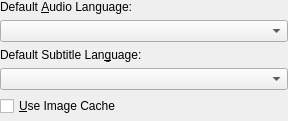
Old version of the form plugins/video/videoconfig.ui in the repository google-code-export/kmediafactory.
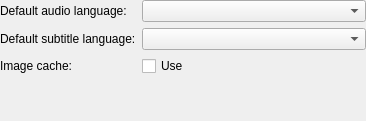
New version of the form. Custom widgets are drawn as their Qt base class.

Patch:
```diff
--- a/plugins/video/videoconfig.ui
+++ b/plugins/video/videoconfig.ui
@@ -1,34 +1,25 @@
 <ui version="4.0" >
  <class>VideoConfig</class>
- <widget class="QWidget" name="VideoConfig" >
-  <property name="geometry" >
+ <widget class="QWidget" name="VideoConfig">
+  <property name="geometry">
    <rect>
     <x>0</x>
     <y>0</y>
-    <width>288</width>
+    <width>366</width>
     <height>121</height>
    </rect>
   </property>
   <property name="windowTitle" >
    <string>Configure Video Plugin</string>
   </property>
-  <layout class="QVBoxLayout" >
-   <property name="leftMargin" >
+  <layout class="QFormLayout" name="formLayout">
+   <property name="margin">
     <number>0</number>
    </property>
-   <property name="topMargin" >
-    <number>0</number>
-   </property>
-   <property name="rightMargin" >
-    <number>0</number>
-   </property>
-   <property name="bottomMargin" >
-    <number>0</number>
-   </property>
-   <item>
-    <widget class="QLabel" name="defaultAudioLanguageLabel" >
-     <property name="text" >
-      <string>Default &amp;Audio Language:</string>
+   <item row="0" column="0">
+    <widget class="QLabel" name="defaultAudioLanguageLabel">
+     <property name="text">
+      <string>Default audio language:</string>
      </property>
      <property name="wordWrap" >
       <bool>false</bool>
@@ -38,13 +29,13 @@
      </property>
     </widget>
    </item>
-   <item>
-    <widget class="KMFLanguageComboBox" name="kcfg_DefaultAudioLanguage" />
+   <item row="0" column="1">
+    <widget class="KMFLanguageComboBox" name="kcfg_DefaultAudioLanguage"/>
    </item>
-   <item>
-    <widget class="QLabel" name="defaultSubtitleLanguageLabel" >
-     <property name="text" >
-      <string>Default Subtitle Lan&amp;guage:</string>
+   <item row="1" column="0">
+    <widget class="QLabel" name="defaultSubtitleLanguageLabel">
+     <property name="text">
+      <string>Default subtitle language:</string>
      </property>
      <property name="wordWrap" >
       <bool>false</bool>
@@ -54,39 +45,30 @@
      </property>
     </widget>
    </item>
-   <item>
-    <widget class="KMFLanguageComboBox" name="kcfg_DefaultSubtitleLanguage" />
+   <item row="1" column="1">
+    <widget class="KMFLanguageComboBox" name="kcfg_DefaultSubtitleLanguage"/>
    </item>
-   <item>
-    <widget class="QCheckBox" name="kcfg_UsePreviewCache" >
-     <property name="text" >
-      <string>&amp;Use Image Cache</string>
+   <item row="2" column="1">
+    <widget class="QCheckBox" name="kcfg_UsePreviewCache">
+     <property name="text">
+      <string>Use</string>
      </property>
      <property name="shortcut" >
       <string>Alt+U</string>
      </property>
     </widget>
    </item>
-   <item>
-    <spacer>
-     <property name="orientation" >
-      <enum>Qt::Vertical</enum>
+   <item row="2" column="0">
+    <widget class="QLabel" name="label">
+     <property name="text">
+      <string>Image cache:</string>
      </property>
-     <property name="sizeType" >
-      <enum>QSizePolicy::Expanding</enum>
-     </property>
-     <property name="sizeHint" >
-      <size>
-       <width>20</width>
-       <height>40</height>
-      </size>
-     </property>
-    </spacer>
+    </widget>
    </item>
   </layout>
  </widget>
- <layoutdefault spacing="6" margin="11" />
- <layoutfunction spacing="KDialog::spacingHint" margin="KDialog::marginHint" />
+ <layoutdefault spacing="6" margin="11"/>
+ <layoutfunction spacing="KDialog::spacingHint" margin="KDialog::marginHint"/>
  <pixmapfunction>qPixmapFromMimeSource</pixmapfunction>
  <customwidgets>
   <customwidget>
```
Left out of the diff: 15 changed lines with no effect on the pictures.
